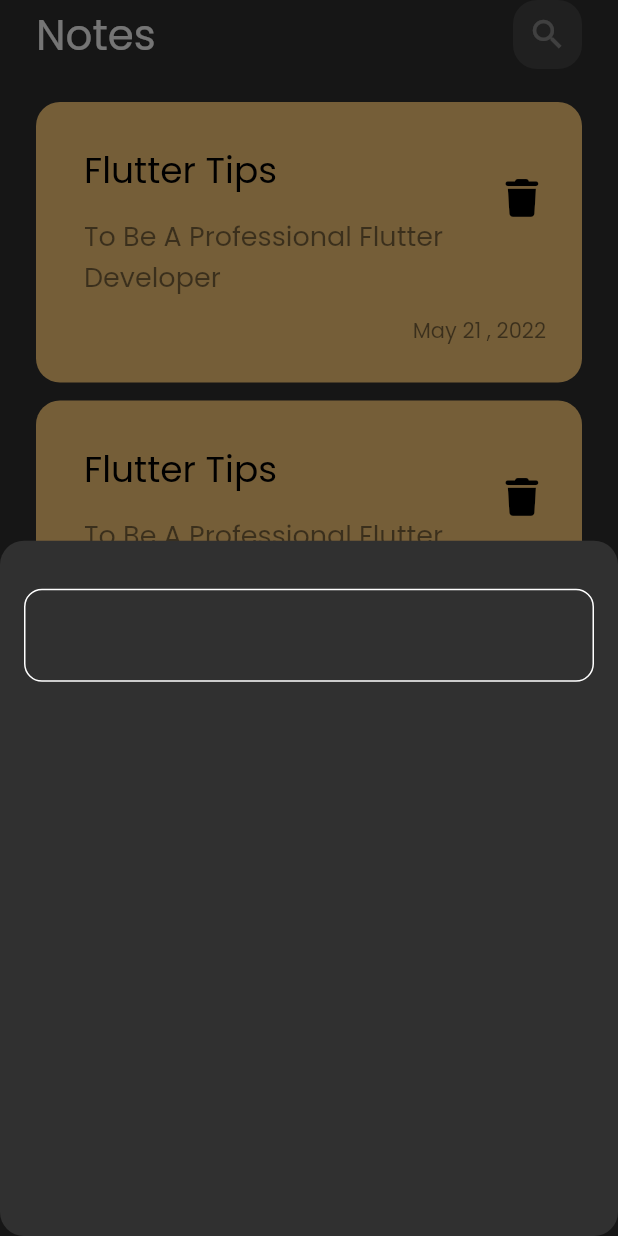
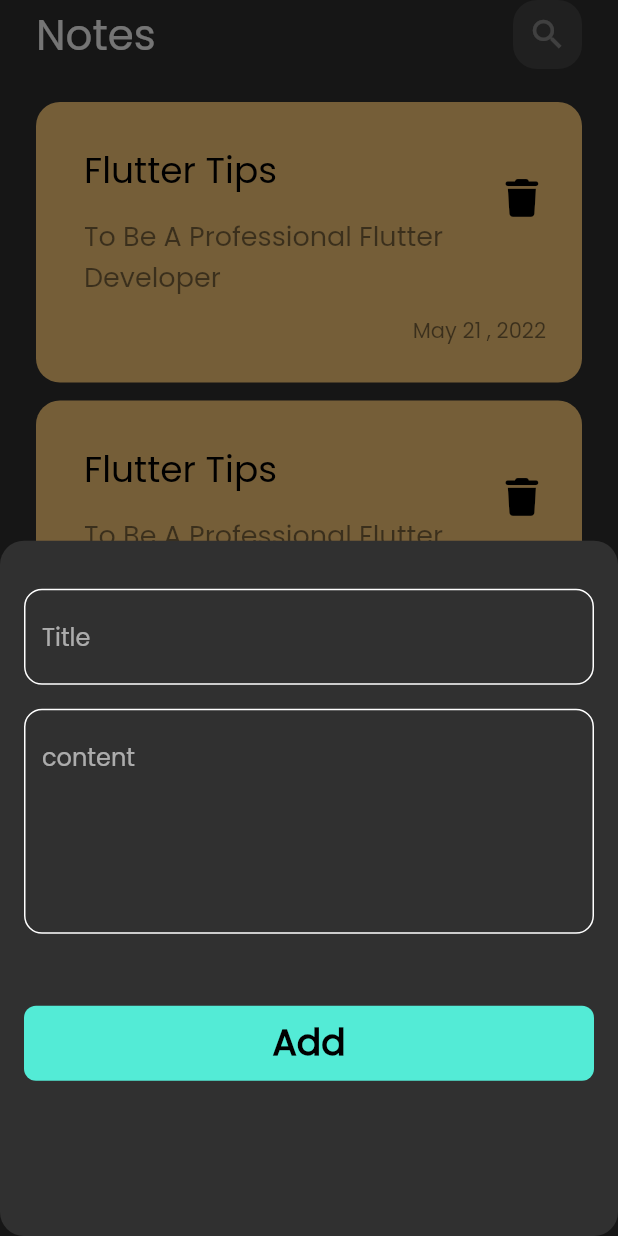
Before and after one commit to 3bary/notes_app, a Flutter app: the screen it shows after launch, after a tap on the "add" icon, on a phone screen of 412 x 824 dp. Run offline on Flutter 3.47's test engine with Material 2 defaults, Android fonts, the phone set to English and light mode, and no system bars; our stand-ins replace font_awesome_flutter.

Commit message:
create edit note view

```diff
--- /dev/null
+++ b/lib/views/edit_note_view.dart
@@ -0,0 +1,13 @@
+import 'package:flutter/material.dart';
+import 'package:notes_app/views/widgets/edit_note_view_body.dart';
+
+class EditNoteView extends StatelessWidget {
+  const EditNoteView({Key? key}) : super(key: key);
+
+  @override
+  Widget build(BuildContext context) {
+    return const Scaffold(
+      body: EditNoteViewBody(),
+    );
+  }
+}
--- a/lib/views/widgets/add_note_bottom_sheet.dart
+++ b/lib/views/widgets/add_note_bottom_sheet.dart
@@ -1,5 +1,7 @@
 import 'package:flutter/material.dart';
 import 'package:notes_app/views/widgets/custom_text_field.dart';
+
+import 'custom_button.dart';
 
 class AddNoteBottomSheet extends StatelessWidget {
   const AddNoteBottomSheet({Key? key}) : super(key: key);
@@ -11,7 +13,11 @@ class AddNoteBottomSheet extends StatelessWidget {
       child: Column(
         children: const [
           SizedBox(height: 32,),
-          CustomTextField(),
+          CustomTextField(hintText: 'Title',),
+          SizedBox(height: 16,),
+          CustomTextField(hintText: 'content',maxLines: 5,),
+          SizedBox(height: 48,),
+          CustomButton(title: 'Add',)
         ],
       ),
     );
--- /dev/null
+++ b/lib/views/widgets/custom_button.dart
@@ -0,0 +1,26 @@
+import 'package:flutter/material.dart';
+import 'package:notes_app/constants.dart';
+
+class CustomButton extends StatelessWidget {
+  const CustomButton({super.key, this.onTap, required this.title});
+  final VoidCallback? onTap;
+  final String title;
+  @override
+  Widget build(BuildContext context) {
+    return GestureDetector(
+      onTap: onTap,
+      child: Container(
+        decoration: BoxDecoration(
+            color: kPrimaryColor, borderRadius: BorderRadius.circular(8.0)),
+        height: 50,
+        width: double.infinity,
+        child: Center(
+            child: Text(title,
+                style: const TextStyle(
+                    fontSize: 24,
+                    color: Colors.black,
+                    fontWeight: FontWeight.bold))),
+      ),
+    );
+  }
+}
--- a/lib/views/widgets/custom_text_field.dart
+++ b/lib/views/widgets/custom_text_field.dart
@@ -3,17 +3,20 @@ import 'package:notes_app/constants.dart';
 
 class CustomTextField extends StatelessWidget {
   const CustomTextField(
-      {super.key, this.onChanged, this.hintText, this.keyboardType});
+      {super.key, this.onChanged, required this.hintText, this.keyboardType, this.maxLines = 1});
   final Function(String)? onChanged;
-  final String? hintText;
+  final String hintText;
   final TextInputType? keyboardType;
+  final int maxLines;
   @override
   Widget build(BuildContext context) {
     return TextField(
       cursorColor: kPrimaryColor,
-      style: const TextStyle(color: Colors.black),
+      style: const TextStyle(color: kPrimaryColor),
       onChanged: onChanged,
       keyboardType: keyboardType,
+      maxLines: maxLines,
+
       decoration: InputDecoration(
         enabledBorder: buildBorder(),
         focusedBorder: buildBorder(kPrimaryColor),
--- /dev/null
+++ b/lib/views/widgets/edit_note_view_body.dart
@@ -0,0 +1,10 @@
+import 'package:flutter/material.dart';
+
+class EditNoteViewBody extends StatelessWidget {
+  const EditNoteViewBody({Key? key}) : super(key: key);
+
+  @override
+  Widget build(BuildContext context) {
+    return Container();
+  }
+}
--- a/lib/views/widgets/note_item.dart
+++ b/lib/views/widgets/note_item.dart
@@ -1,13 +1,19 @@
 import 'package:flutter/material.dart';
 import 'package:font_awesome_flutter/font_awesome_flutter.dart';
+import 'package:notes_app/views/edit_note_view.dart';
 
 class NoteItem extends StatelessWidget {
   const NoteItem({Key? key}) : super(key: key);
 
   @override
   Widget build(BuildContext context) {
-    return Container(
-      padding: const EdgeInsets.only(top: 24,bottom: 24,left: 16),
+    return GestureDetector(
+      onTap: () {
+        Navigator.push(context,
+            MaterialPageRoute(builder: (context) => const EditNoteView()));
+      },
+      child: Container(
+        padding: const EdgeInsets.only(top: 24, bottom: 24, left: 16),
         decoration: BoxDecoration(
           color: const Color(0xffffcd7a),
           borderRadius: BorderRadius.circular(16),
@@ -16,24 +22,35 @@ class NoteItem extends StatelessWidget {
           crossAxisAlignment: CrossAxisAlignment.end,
           children: [
             ListTile(
-            title: const Text('Flutter Tips',style: TextStyle(
+              title: const Text(
+                'Flutter Tips',
+                style: TextStyle(color: Colors.black, fontSize: 24),
+              ),
+              trailing: IconButton(
+                  onPressed: () {},
+                  icon: const Icon(
+                    FontAwesomeIcons.trash,
                     color: Colors.black,
-              fontSize: 24
-            ),),
-            trailing: IconButton(onPressed: (){}, icon: const Icon(FontAwesomeIcons.trash,color: Colors.black,size: 25,)),
+                    size: 25,
+                  )),
               subtitle: Padding(
                 padding: const EdgeInsets.only(top: 12.0),
-              child: Text('To Be A Professional Flutter Developer',style: TextStyle(
-                  color: Colors.black.withOpacity(0.5),
-                fontSize: 18
-              ),),
+                child: Text(
+                  'To Be A Professional Flutter Developer',
+                  style: TextStyle(
+                      color: Colors.black.withOpacity(0.5), fontSize: 18),
+                ),
               ),
             ),
             Padding(
-            padding: const EdgeInsets.only(right: 24.0,top: 8.0),
-            child: Text('May 21 , 2022' , style: TextStyle(color: Colors.black.withOpacity(0.5)),),
+              padding: const EdgeInsets.only(right: 24.0, top: 8.0),
+              child: Text(
+                'May 21 , 2022',
+                style: TextStyle(color: Colors.black.withOpacity(0.5)),
+              ),
             )
           ],
+        ),
       ),
     );
   }
```
Lines whose indentation alone changed are shown as unchanged.
